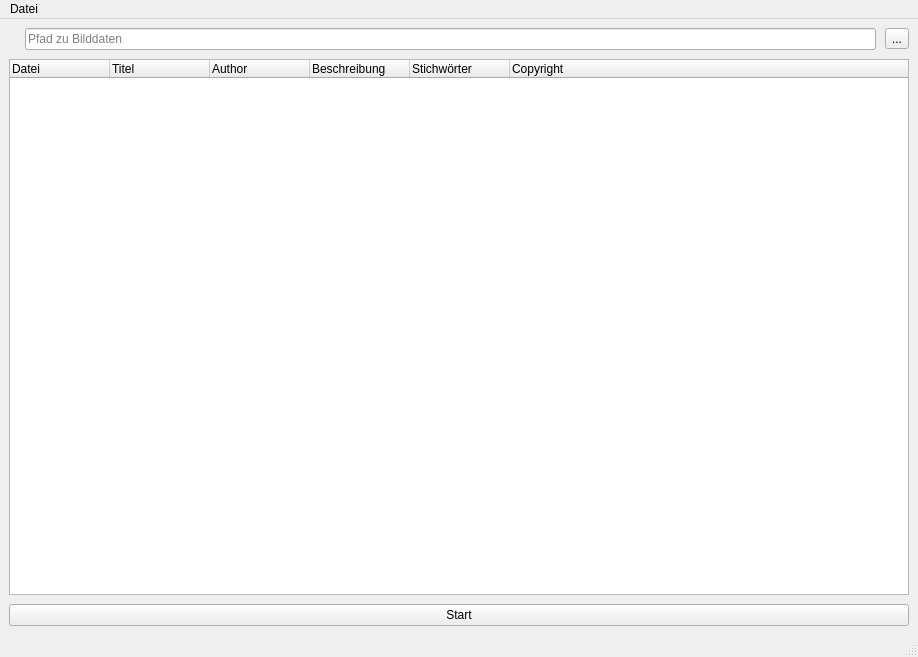
This is ui/tiffy.ui in tappi287/tiffy as Qt 5 draws it before an edit. The edited form follows.
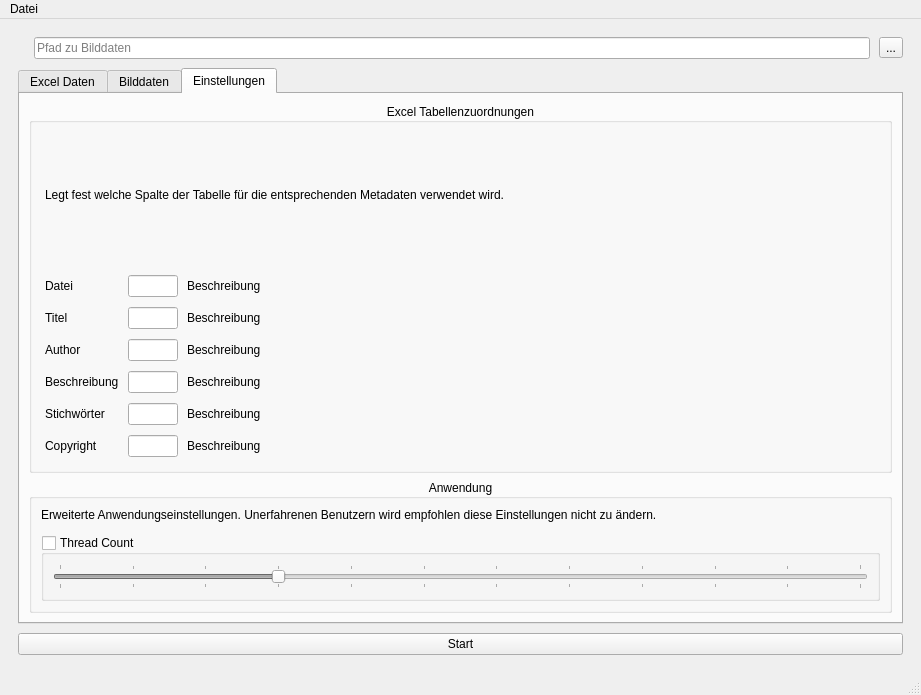
This is the edited form. The open tabs and pages were chosen to show the change. Icons and pictures are not drawn.

Diff of the .ui file:
```diff
--- a/ui/tiffy.ui
+++ b/ui/tiffy.ui
@@ -6,30 +6,15 @@
    <rect>
     <x>0</x>
     <y>0</y>
-    <width>918</width>
-    <height>657</height>
+    <width>921</width>
+    <height>695</height>
    </rect>
   </property>
   <property name="windowTitle">
    <string>MainWindow</string>
   </property>
   <widget class="QWidget" name="centralwidget">
-   <layout class="QVBoxLayout" name="widgetLayout">
-    <property name="spacing">
-     <number>0</number>
-    </property>
-    <property name="leftMargin">
-     <number>0</number>
-    </property>
-    <property name="topMargin">
-     <number>0</number>
-    </property>
-    <property name="rightMargin">
-     <number>0</number>
-    </property>
-    <property name="bottomMargin">
-     <number>0</number>
-    </property>
+   <layout class="QVBoxLayout" name="verticalLayout_2">
     <item>
      <layout class="QVBoxLayout" name="centralLayout">
       <property name="spacing">
@@ -85,37 +70,416 @@
        </layout>
       </item>
       <item>
-       <widget class="QTreeWidget" name="treeWidget">
-        <column>
-         <property name="text">
-          <string>Datei</string>
-         </property>
-        </column>
-        <column>
-         <property name="text">
-          <string>Titel</string>
-         </property>
-        </column>
-        <column>
-         <property name="text">
-          <string>Author</string>
-         </property>
-        </column>
-        <column>
-         <property name="text">
-          <string>Beschreibung</string>
-         </property>
-        </column>
-        <column>
-         <property name="text">
-          <string>Stichwörter</string>
-         </property>
-        </column>
-        <column>
-         <property name="text">
-          <string>Copyright</string>
-         </property>
-        </column>
+       <widget class="QTabWidget" name="tabWidget">
+        <property name="currentIndex">
+         <number>0</number>
+        </property>
+        <widget class="QWidget" name="excelTab">
+         <attribute name="title">
+          <string>Excel Daten</string>
+         </attribute>
+         <layout class="QVBoxLayout" name="verticalLayout">
+          <property name="leftMargin">
+           <number>0</number>
+          </property>
+          <property name="topMargin">
+           <number>0</number>
+          </property>
+          <property name="rightMargin">
+           <number>0</number>
+          </property>
+          <property name="bottomMargin">
+           <number>0</number>
+          </property>
+          <item>
+           <widget class="QTreeWidget" name="treeWidget">
+            <column>
+             <property name="text">
+              <string>Datei</string>
+             </property>
+            </column>
+            <column>
+             <property name="text">
+              <string>Titel</string>
+             </property>
+            </column>
+            <column>
+             <property name="text">
+              <string>Author</string>
+             </property>
+            </column>
+            <column>
+             <property name="text">
+              <string>Beschreibung</string>
+             </property>
+            </column>
+            <column>
+             <property name="text">
+              <string>Stichwörter</string>
+             </property>
+            </column>
+            <column>
+             <property name="text">
+              <string>Copyright</string>
+             </property>
+            </column>
+           </widget>
+          </item>
+         </layout>
+        </widget>
+        <widget class="QWidget" name="imgTab">
+         <attribute name="title">
+          <string>Bilddaten</string>
+         </attribute>
+         <layout class="QVBoxLayout" name="verticalLayout_3">
+          <property name="leftMargin">
+           <number>0</number>
+          </property>
+          <property name="topMargin">
+           <number>0</number>
+          </property>
+          <property name="rightMargin">
+           <number>0</number>
+          </property>
+          <property name="bottomMargin">
+           <number>0</number>
+          </property>
+          <item>
+           <widget class="QTreeWidget" name="treeWidgetImg">
+            <column>
+             <property name="text">
+              <string>Datei</string>
+             </property>
+            </column>
+            <column>
+             <property name="text">
+              <string>Ergebnis</string>
+             </property>
+            </column>
+           </widget>
+          </item>
+         </layout>
+        </widget>
+        <widget class="QWidget" name="tab">
+         <attribute name="title">
+          <string>Einstellungen</string>
+         </attribute>
+         <layout class="QVBoxLayout" name="verticalLayout_4">
+          <item>
+           <widget class="QGroupBox" name="groupBox">
+            <property name="sizePolicy">
+             <sizepolicy hsizetype="Preferred" vsizetype="Preferred">
+              <horstretch>0</horstretch>
+              <verstretch>10</verstretch>
+             </sizepolicy>
+            </property>
+            <property name="font">
+             <font>
+              <weight>50</weight>
+              <bold>false</bold>
+             </font>
+            </property>
+            <property name="title">
+             <string>Excel Tabellenzuordnungen</string>
+            </property>
+            <property name="alignment">
+             <set>Qt::AlignCenter</set>
+            </property>
+            <layout class="QVBoxLayout" name="verticalLayout_5">
+             <property name="spacing">
+              <number>4</number>
+             </property>
+             <property name="leftMargin">
+              <number>13</number>
+             </property>
+             <property name="topMargin">
+              <number>4</number>
+             </property>
+             <property name="rightMargin">
+              <number>13</number>
+             </property>
+             <property name="bottomMargin">
+              <number>4</number>
+             </property>
+             <item>
+              <widget class="QLabel" name="excelDesc">
+               <property name="text">
+                <string>Legt fest welche Spalte der Tabelle für die entsprechenden Metadaten verwendet wird.</string>
+               </property>
+              </widget>
+             </item>
+             <item>
+              <layout class="QGridLayout" name="gridLayout">
+               <property name="leftMargin">
+                <number>0</number>
+               </property>
+               <property name="topMargin">
+                <number>9</number>
+               </property>
+               <property name="bottomMargin">
+                <number>9</number>
+               </property>
+               <property name="horizontalSpacing">
+                <number>9</number>
+               </property>
+               <property name="verticalSpacing">
+                <number>10</number>
+               </property>
+               <item row="1" column="2">
+                <widget class="QLabel" name="titleDesc">
+                 <property name="sizePolicy">
+                  <sizepolicy hsizetype="Preferred" vsizetype="Preferred">
+                   <horstretch>10</horstretch>
+                   <verstretch>0</verstretch>
+                  </sizepolicy>
+                 </property>
+                 <property name="text">
+                  <string>Beschreibung</string>
+                 </property>
+                </widget>
+               </item>
+               <item row="2" column="0">
+                <widget class="QLabel" name="authorLabel">
+                 <property name="text">
+                  <string>Author</string>
+                 </property>
+                </widget>
+               </item>
+               <item row="2" column="1">
+                <widget class="QLineEdit" name="authorInput">
+                 <property name="maximumSize">
+                  <size>
+                   <width>50</width>
+                   <height>16777215</height>
+                  </size>
+                 </property>
+                </widget>
+               </item>
+               <item row="2" column="2">
+                <widget class="QLabel" name="authorDesc">
+                 <property name="sizePolicy">
+                  <sizepolicy hsizetype="Preferred" vsizetype="Preferred">
+                   <horstretch>10</horstretch>
+                   <verstretch>0</verstretch>
+                  </sizepolicy>
+                 </property>
+                 <property name="text">
+                  <string>Beschreibung</string>
+                 </property>
+                </widget>
+               </item>
+               <item row="3" column="0">
+                <widget class="QLabel" name="descLabel">
+                 <property name="text">
+                  <string>Beschreibung</string>
+                 </property>
+                </widget>
+               </item>
+               <item row="0" column="1">
+                <widget class="QLineEdit" name="fileInput">
+                 <property name="maximumSize">
+                  <size>
+                   <width>50</width>
+                   <height>16777215</height>
+                  </size>
+                 </property>
+                </widget>
+               </item>
+               <item row="0" column="2">
+                <widget class="QLabel" name="fileDesc">
+                 <property name="sizePolicy">
+                  <sizepolicy hsizetype="Preferred" vsizetype="Preferred">
+                   <horstretch>10</horstretch>
+                   <verstretch>0</verstretch>
+                  </sizepolicy>
+                 </property>
+                 <property name="text">
+                  <string>Beschreibung</string>
+                 </property>
+                </widget>
+               </item>
+               <item row="0" column="0">
+                <widget class="QLabel" name="fileLabel">
+                 <property name="text">
+                  <string>Datei</string>
+                 </property>
+                </widget>
+               </item>
+               <item row="3" column="1">
+                <widget class="QLineEdit" name="descInput">
+                 <property name="maximumSize">
+                  <size>
+                   <width>50</width>
+                   <height>16777215</height>
+                  </size>
+                 </property>
+                </widget>
+               </item>
+               <item row="3" column="2">
+                <widget class="QLabel" name="descDesc">
+                 <property name="sizePolicy">
+                  <sizepolicy hsizetype="Preferred" vsizetype="Preferred">
+                   <horstretch>10</horstretch>
+                   <verstretch>0</verstretch>
+                  </sizepolicy>
+                 </property>
+                 <property name="text">
+                  <string>Beschreibung</string>
+                 </property>
+                </widget>
+               </item>
+               <item row="1" column="0">
+                <widget class="QLabel" name="titleLabel">
+                 <property name="text">
+                  <string>Titel</string>
+                 </property>
+                </widget>
+               </item>
+               <item row="4" column="2">
+                <widget class="QLabel" name="keyDesc">
+                 <property name="sizePolicy">
+                  <sizepolicy hsizetype="Preferred" vsizetype="Preferred">
+                   <horstretch>10</horstretch>
+                   <verstretch>0</verstretch>
+                  </sizepolicy>
+                 </property>
+                 <property name="text">
+                  <string>Beschreibung</string>
+                 </property>
+                </widget>
+               </item>
+               <item row="4" column="1">
+                <widget class="QLineEdit" name="keyInput">
+                 <property name="maximumSize">
+                  <size>
+                   <width>50</width>
+                   <height>16777215</height>
+                  </size>
+                 </property>
+                </widget>
+               </item>
+               <item row="4" column="0">
+                <widget class="QLabel" name="keyLabel">
+                 <property name="text">
+                  <string>Stichwörter</string>
+                 </property>
+                </widget>
+               </item>
+               <item row="1" column="1">
+                <widget class="QLineEdit" name="titleInput">
+                 <property name="maximumSize">
+                  <size>
+                   <width>50</width>
+                   <height>16777215</height>
+                  </size>
+                 </property>
+                </widget>
+               </item>
+               <item row="5" column="0">
+                <widget class="QLabel" name="rightLabel">
+                 <property name="text">
+                  <string>Copyright</string>
+                 </property>
+                </widget>
+               </item>
+               <item row="5" column="1">
+                <widget class="QLineEdit" name="rightInput">
+                 <property name="maximumSize">
+                  <size>
+                   <width>50</width>
+                   <height>16777215</height>
+                  </size>
+                 </property>
+                </widget>
+               </item>
+               <item row="5" column="2">
+                <widget class="QLabel" name="rightDesc">
+                 <property name="sizePolicy">
+                  <sizepolicy hsizetype="Preferred" vsizetype="Preferred">
+                   <horstretch>10</horstretch>
+                   <verstretch>0</verstretch>
+                  </sizepolicy>
+                 </property>
+                 <property name="text">
+                  <string>Beschreibung</string>
+                 </property>
+                </widget>
+               </item>
+              </layout>
+             </item>
+            </layout>
+           </widget>
+          </item>
+          <item>
+           <widget class="QGroupBox" name="appSettings">
+            <property name="sizePolicy">
+             <sizepolicy hsizetype="Preferred" vsizetype="Preferred">
+              <horstretch>0</horstretch>
+              <verstretch>1</verstretch>
+             </sizepolicy>
+            </property>
+            <property name="title">
+             <string>Anwendung</string>
+            </property>
+            <property name="alignment">
+             <set>Qt::AlignCenter</set>
+            </property>
+            <layout class="QVBoxLayout" name="verticalLayout_6">
+             <property name="spacing">
+              <number>13</number>
+             </property>
+             <item>
+              <widget class="QLabel" name="appSettingDesc">
+               <property name="text">
+                <string>Erweiterte Anwendungseinstellungen. Unerfahrenen Benutzern wird empfohlen diese Einstellungen nicht zu ändern.</string>
+               </property>
+              </widget>
+             </item>
+             <item>
+              <widget class="QGroupBox" name="threadCountBox">
+               <property name="title">
+                <string>Thread Count</string>
+               </property>
+               <property name="checkable">
+                <bool>true</bool>
+               </property>
+               <property name="checked">
+                <bool>false</bool>
+               </property>
+               <layout class="QHBoxLayout" name="horizontalLayout">
+                <item>
+                 <widget class="QSlider" name="threadCountSlider">
+                  <property name="minimum">
+                   <number>1</number>
+                  </property>
+                  <property name="maximum">
+                   <number>12</number>
+                  </property>
+                  <property name="pageStep">
+                   <number>4</number>
+                  </property>
+                  <property name="value">
+                   <number>4</number>
+                  </property>
+                  <property name="orientation">
+                   <enum>Qt::Horizontal</enum>
+                  </property>
+                  <property name="tickPosition">
+                   <enum>QSlider::TicksBothSides</enum>
+                  </property>
+                  <property name="tickInterval">
+                   <number>1</number>
+                  </property>
+                 </widget>
+                </item>
+               </layout>
+              </widget>
+             </item>
+            </layout>
+           </widget>
+          </item>
+         </layout>
+        </widget>
        </widget>
       </item>
       <item>
@@ -134,7 +498,7 @@
     <rect>
      <x>0</x>
      <y>0</y>
-     <width>918</width>
+     <width>921</width>
      <height>31</height>
     </rect>
    </property>
```
Left out of the diff: 35 changed lines with no effect on the pictures.
